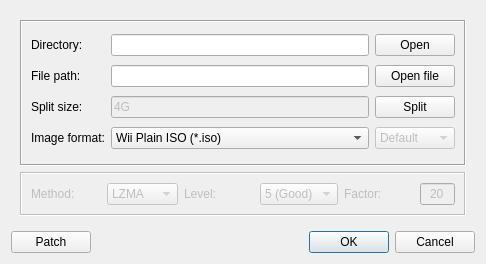
Above: resources/ui/wiibafudialog.ui from evertonstz/wiibafu before the change. Below: the same form after it.
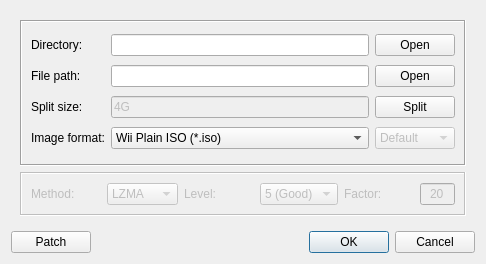
That is the form after the change. Icons and pictures are not drawn.

Patch:
```diff
--- a/resources/ui/wiibafudialog.ui
+++ b/resources/ui/wiibafudialog.ui
@@ -90,7 +90,11 @@
              <locale language="English" country="UnitedStates"/>
             </property>
             <property name="text">
-             <string>Open file</string>
+             <string>Open</string>
+            </property>
+            <property name="icon">
+             <iconset resource="../wiibafu.qrc">
+              <normaloff>:/images/openfile.png</normaloff>:/images/openfile.png</iconset>
             </property>
            </widget>
           </item>
```
Left out of the diff: 17 changed lines with no effect on the pictures.
